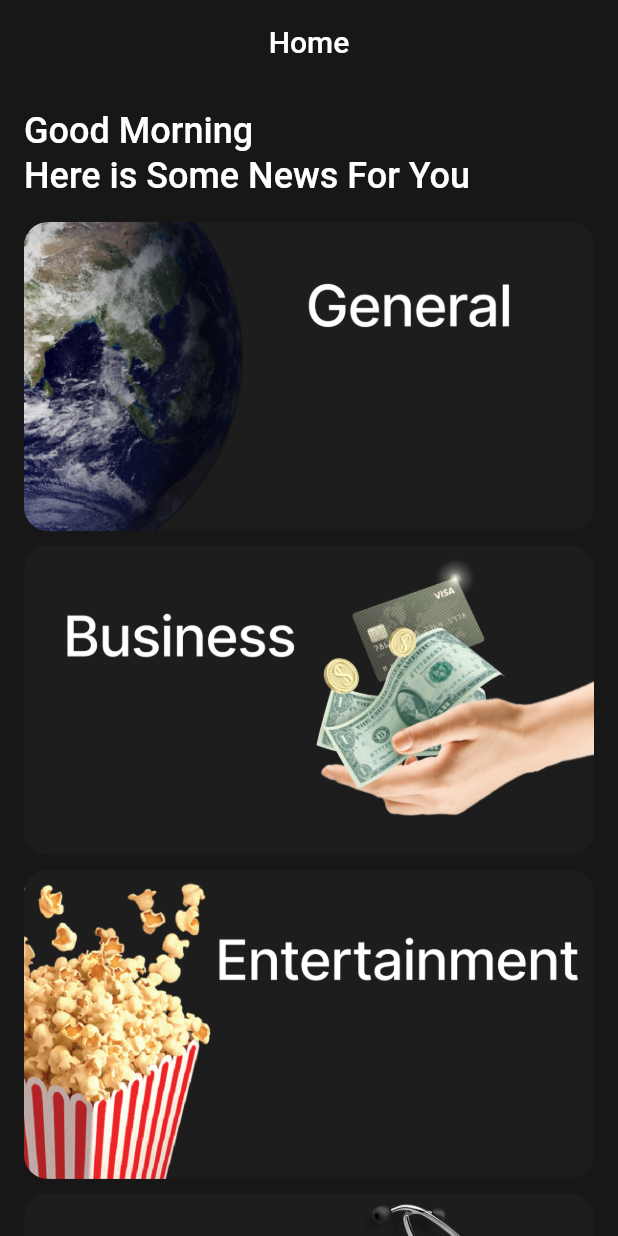
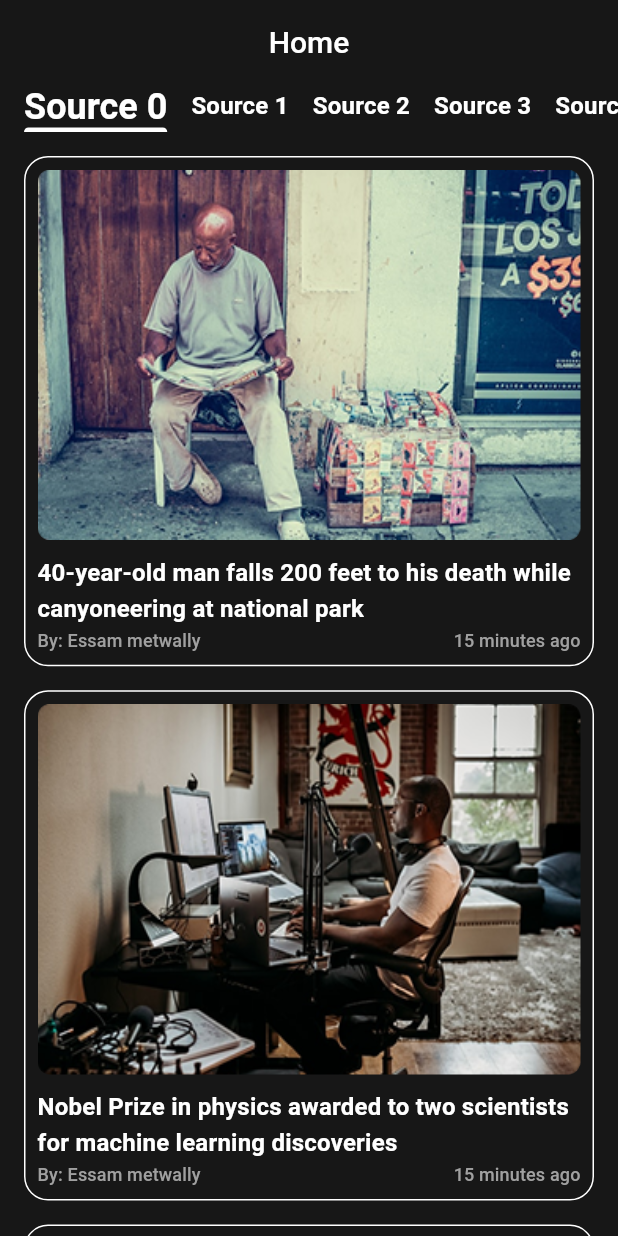
Before and after one commit to essammetwally1/news_app, a Flutter app: the screen it shows after launch, on a phone screen of 412 x 824 dp. Run offline on Flutter 3.47's test engine with Material 3 defaults, Android fonts, the phone set to English and light mode, and no system bars; our stand-ins replace timeago.

Commit message:
make news view with add timeago package

```diff
--- a/lib/categories/categories_view.dart
+++ b/lib/categories/categories_view.dart
@@ -1,6 +1,6 @@
 import 'package:flutter/material.dart';
-import 'package:news_app/categories/category_model.dart';
-import 'package:news_app/components/category_item.dart';
+import 'package:news_app/categories/category_item.dart';
+import 'package:news_app/models/category_model.dart';
 
 class CategoriesView extends StatelessWidget {
   const CategoriesView({super.key});
--- /dev/null
+++ b/lib/models/post_model.dart
@@ -0,0 +1,46 @@
+class PostModel {
+  final String id;
+  final String imagePath;
+  final String title;
+
+  PostModel({required this.id, required this.imagePath, required this.title});
+
+  static List<PostModel> posts = [
+    PostModel(
+      id: '0',
+      imagePath: 'image1',
+      title:
+          '40-year-old man falls 200 feet to his death while canyoneering at national park',
+    ),
+    PostModel(
+      id: '1',
+      imagePath: 'image2',
+      title:
+          'Nobel Prize in physics awarded to two scientists for machine learning discoveries',
+    ),
+    PostModel(
+      id: '0',
+      imagePath: 'image1',
+      title:
+          '40-year-old man falls 200 feet to his death while canyoneering at national park',
+    ),
+    PostModel(
+      id: '1',
+      imagePath: 'image2',
+      title:
+          'Nobel Prize in physics awarded to two scientists for machine learning discoveries',
+    ),
+    PostModel(
+      id: '0',
+      imagePath: 'image1',
+      title:
+          '40-year-old man falls 200 feet to his death while canyoneering at national park',
+    ),
+    PostModel(
+      id: '1',
+      imagePath: 'image2',
+      title:
+          'Nobel Prize in physics awarded to two scientists for machine learning discoveries',
+    ),
+  ];
+}
--- /dev/null
+++ b/lib/models/source_model.dart
@@ -0,0 +1,6 @@
+class SourceModel {
+  final String id;
+  final String name;
+
+  SourceModel({required this.id, required this.name});
+}
--- /dev/null
+++ b/lib/news/news_item.dart
@@ -0,0 +1,43 @@
+import 'package:flutter/material.dart';
+import 'package:news_app/models/post_model.dart';
+import 'package:timeago/timeago.dart' as timeago;
+
+class NewsItem extends StatelessWidget {
+  final PostModel postModel;
+  const NewsItem({super.key, required this.postModel});
+
+  @override
+  Widget build(BuildContext context) {
+    TextTheme textTheme = Theme.of(context).textTheme;
+    DateTime dateTimeDemo = DateTime.now().subtract(Duration(minutes: 15));
+    return Container(
+      padding: EdgeInsets.all(8),
+      decoration: BoxDecoration(
+        borderRadius: BorderRadius.circular(16),
+        border: BoxBorder.all(color: Colors.white),
+      ),
+      child: Column(
+        children: [
+          ClipRRect(
+            borderRadius: BorderRadiusGeometry.circular(8),
+            child: Image.asset(
+              'assets/${postModel.imagePath}.png',
+              width: double.infinity,
+              height: MediaQuery.sizeOf(context).height * .3,
+              fit: BoxFit.fill,
+            ),
+          ),
+          SizedBox(height: 10),
+          Text(postModel.title, style: textTheme.titleMedium),
+          Row(
+            children: [
+              Text('By: Essam metwally', style: textTheme.titleSmall),
+              Spacer(),
+              Text(timeago.format(dateTimeDemo), style: textTheme.titleSmall),
+            ],
+          ),
+        ],
+      ),
+    );
+  }
+}
--- /dev/null
+++ b/lib/news/news_view.dart
@@ -0,0 +1,65 @@
+import 'package:flutter/material.dart';
+import 'package:news_app/app_theme.dart';
+import 'package:news_app/models/post_model.dart';
+import 'package:news_app/models/source_model.dart';
+import 'package:news_app/news/news_item.dart';
+import 'package:news_app/news/tab_item.dart';
+
+class NewsView extends StatefulWidget {
+  const NewsView({super.key});
+
+  @override
+  State<NewsView> createState() => _NewsViewState();
+}
+
+class _NewsViewState extends State<NewsView> {
+  int currentIndex = 0;
+  List<SourceModel> sources = List.generate(
+    10,
+    (index) => SourceModel(id: '$index', name: 'Source $index'),
+  );
+  @override
+  Widget build(BuildContext context) {
+    return Column(
+      children: [
+        DefaultTabController(
+          length: sources.length,
+
+          child: TabBar(
+            isScrollable: true,
+            tabAlignment: TabAlignment.start,
+            indicatorColor: AppTheme.white,
+            dividerColor: Colors.transparent,
+            labelPadding: EdgeInsetsDirectional.only(start: 16),
+            onTap: (index) {
+              if (currentIndex != index) {
+                currentIndex = index;
+                setState(() {});
+              }
+            },
+
+            tabs: sources
+                .map(
+                  (source) => TabItem(
+                    sourceModel: source,
+                    isSelected: currentIndex == sources.indexOf(source),
+                  ),
+                )
+                .toList(),
+          ),
+        ),
+        Expanded(
+          child: Padding(
+            padding: const EdgeInsets.only(left: 16, right: 16, top: 16),
+            child: ListView.separated(
+              itemBuilder: (_, index) =>
+                  NewsItem(postModel: PostModel.posts[index]),
+              separatorBuilder: (_, _) => SizedBox(height: 16),
+              itemCount: PostModel.posts.length,
+            ),
+          ),
+        ),
+      ],
+    );
+  }
+}
--- /dev/null
+++ b/lib/news/tab_item.dart
@@ -0,0 +1,23 @@
+import 'package:flutter/material.dart';
+import 'package:news_app/models/source_model.dart';
+
+class TabItem extends StatelessWidget {
+  final SourceModel sourceModel;
+  final bool isSelected;
+  const TabItem({
+    super.key,
+    required this.sourceModel,
+    required this.isSelected,
+  });
+
+  @override
+  Widget build(BuildContext context) {
+    TextTheme textTheme = Theme.of(context).textTheme;
+    return isSelected
+        ? Text(
+            sourceModel.name,
+            style: textTheme.titleLarge!.copyWith(fontWeight: FontWeight.bold),
+          )
+        : Text(sourceModel.name, style: textTheme.titleMedium);
+  }
+}
--- a/lib/screens/home_screen.dart
+++ b/lib/screens/home_screen.dart
@@ -1,5 +1,5 @@
 import 'package:flutter/material.dart';
-import 'package:news_app/categories/categories_view.dart';
+import 'package:news_app/news/news_view.dart';
 
 class HomeScreen extends StatelessWidget {
   static const String routeName = '/homescreen';
@@ -8,8 +8,8 @@ class HomeScreen extends StatelessWidget {
   @override
   Widget build(BuildContext context) {
     return Scaffold(
-      appBar: AppBar(title: Text('Home')),
-      body: CategoriesView(),
+      appBar: AppBar(title: Text('Home'), surfaceTintColor: Colors.transparent),
+      body: NewsView(),
     );
   }
 }
--- a/pubspec.yaml
+++ b/pubspec.yaml
@@ -34,6 +34,8 @@ dependencies:
   # The following adds the Cupertino Icons font to your application.
   # Use with the CupertinoIcons class for iOS style icons.
   cupertino_icons: ^1.0.8
+  timeago: ^3.7.1
+  flutter_native_splash: ^2.4.6
 
 dev_dependencies:
   flutter_test:
@@ -61,6 +63,7 @@ flutter:
   assets:
     - assets/categories/
     - assets/icons/
+    - assets/
 
   # An image asset can refer to one or more resolution-specific "variants", see
   # https://flutter.dev/to/resolution-aware-images
```
Also changed, not shown: assets/image1.png (added), assets/image2.png (added), lib/categories/category_item.dart (renamed from lib/components/category_item.dart), lib/models/category_model.dart (renamed from lib/categories/category_model.dart), pubspec.lock.
